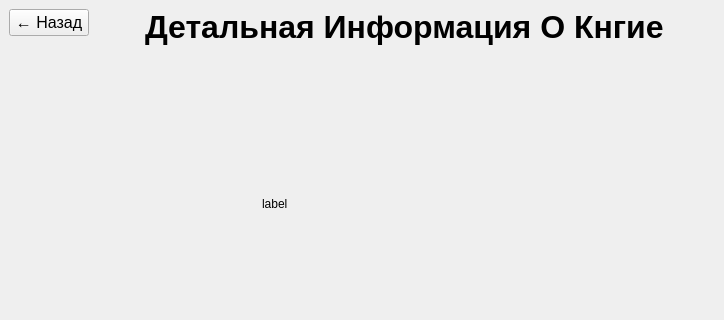
Before: the Qt Designer form design/ui/book_info_view.ui in Sandrkll1/BookStore, drawn with Qt 5; both pictures show x 0 to 724 and y 0 to 320 of the 724 by 602 pixel window.
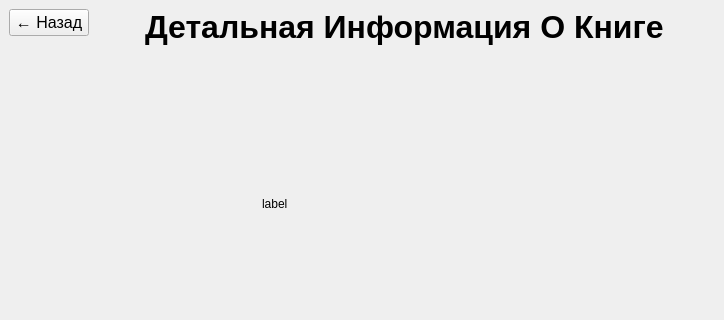
After: the same form once the commit is applied. Icons and pictures are not drawn.

What changed in the file:
```diff
--- a/design/ui/book_info_view.ui
+++ b/design/ui/book_info_view.ui
@@ -45,7 +45,7 @@
          </font>
         </property>
         <property name="text">
-         <string>Детальная Информация О Кнгие</string>
+         <string>Детальная Информация О Книге</string>
         </property>
        </widget>
       </item>
```
